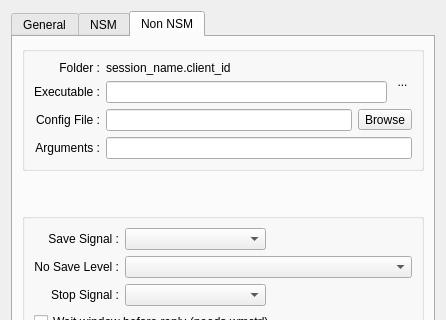
Above: resources/ui/client_properties.ui from Houston4444/RaySession before the change; both pictures show x 0 to 446 and y 0 to 320 of the 446 by 508 pixel window. Below: the same form after it.
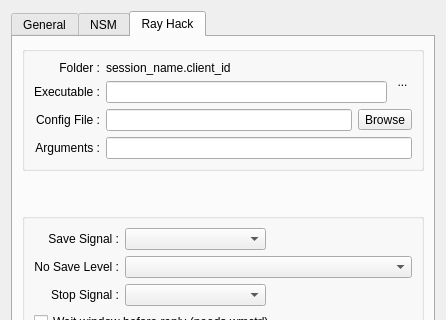
That is the form after the change. The open tabs and pages were chosen to show the change. Icons and pictures are not drawn. Custom widgets are drawn as their Qt base class.

Commit message: invalid commit, to can switch branch

What changed in the file:
```diff
--- a/resources/ui/client_properties.ui
+++ b/resources/ui/client_properties.ui
@@ -497,7 +497,7 @@
      </widget>
      <widget class="QWidget" name="tab_3">
       <attribute name="title">
-       <string>Non NSM</string>
+       <string>Ray Hack</string>
       </attribute>
       <layout class="QVBoxLayout" name="verticalLayout_10">
        <item>
```
Left out of the diff: 2 changed lines with no effect on the pictures. The commit also changes 1 other file.
